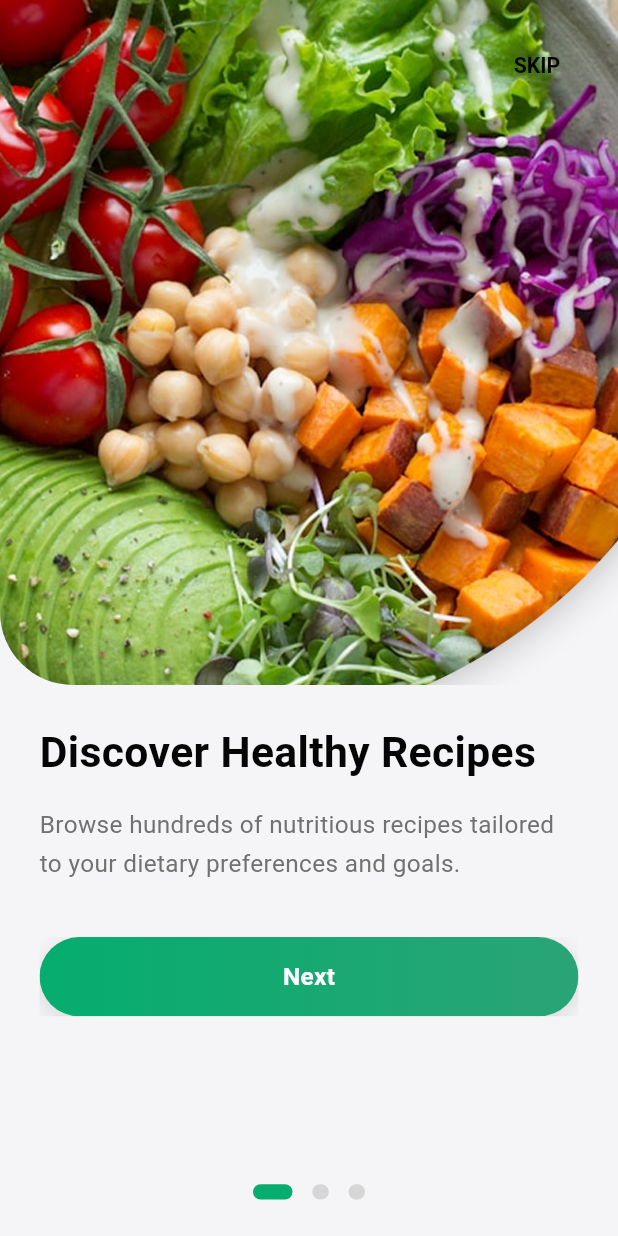
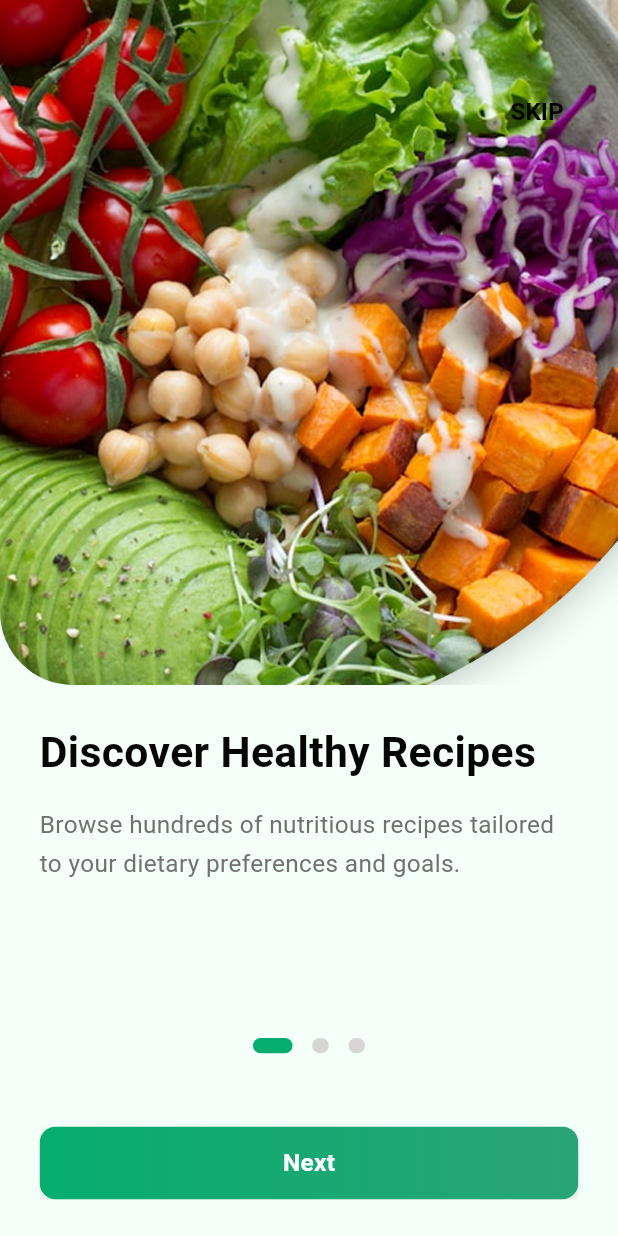
Before and after one commit to KaziAsif406/MealNexa_Meal_Planner_App, a Flutter app: the screen it shows after launch, on a phone screen of 412 x 824 dp. Run offline on Flutter 3.47's test engine with Material 3 defaults, Android fonts, the phone set to English and light mode, and no system bars; our stand-ins replace dio, flutter_screenutil, get, get_it, get_storage.

Commit message:
Onboarding Complete

```diff
--- a/lib/common_widgets/custom_button.dart
+++ b/lib/common_widgets/custom_button.dart
@@ -9,8 +9,8 @@ class CustomButton extends StatelessWidget {
     required this.label,
     required this.onPressed,
     this.width,
-    this.height = 52,
-    this.borderRadius = 30,
+    this.height = 48,
+    this.borderRadius = 11,
     this.gradient,
     this.textStyle,
     this.padding,
@@ -64,7 +64,7 @@ class CustomButton extends StatelessWidget {
               boxShadow: enabled
                   ? [
                       BoxShadow(
-                        color: Colors.black.withOpacity(0.12),
+                        color: Colors.black.withValues(alpha: 0.12),
                         blurRadius: 12,
                         offset: const Offset(0, 4),
                       ),
--- a/lib/common_widgets/custom_rich_text_button.dart
+++ b/lib/common_widgets/custom_rich_text_button.dart
@@ -1,3 +1,3 @@
-// lib/widgets/buttons/custom_rich_text_button.dart
-import 'package:flutter/material.dart';
-import '/constants/text_font_style.dart';
+// // lib/widgets/buttons/custom_rich_text_button.dart
+// import 'package:flutter/material.dart';
+// import '/constants/text_font_style.dart';
--- a/lib/common_widgets/custom_text_button.dart
+++ b/lib/common_widgets/custom_text_button.dart
@@ -1,2 +1,2 @@
-// lib/widgets/buttons/custom_text_button.dart
-import 'package:flutter/material.dart';
+// // lib/widgets/buttons/custom_text_button.dart
+// import 'package:flutter/material.dart';
--- a/lib/common_widgets/custom_textform_field.dart
+++ b/lib/common_widgets/custom_textform_field.dart
@@ -1 +1 @@
-import 'package:flutter/material.dart';
+// import 'package:flutter/material.dart';
--- a/lib/common_widgets/custom_toast.dart
+++ b/lib/common_widgets/custom_toast.dart
@@ -1,3 +1,3 @@
-import 'package:flutter/material.dart';
+// import 'package:flutter/material.dart';
 
-import '../helpers/navigation_service.dart';
+// import '../helpers/navigation_service.dart';
--- a/lib/helpers/loading_helper.dart
+++ b/lib/helpers/loading_helper.dart
@@ -1,5 +1,5 @@
-import 'package:flutter/material.dart';
-import '../common_widgets/loading_indicators.dart';
+// import 'package:flutter/material.dart';
+// import '../common_widgets/loading_indicators.dart';
 
 import 'navigation_service.dart';
 
--- a/lib/onboarding/onboarding_flow.dart
+++ b/lib/onboarding/presentation/onboarding_flow.dart
@@ -1,9 +1,9 @@
 import 'package:flutter/material.dart';
 import 'package:flutter_screenutil/flutter_screenutil.dart';
 
-import '../common_widgets/custom_button.dart';
-import '../gen/colors.gen.dart';
-import '../helpers/all_routes.dart';
+import '../../common_widgets/custom_button.dart';
+import '../../gen/colors.gen.dart';
+import '../../helpers/all_routes.dart';
 import 'widgets/onboarding_dots.dart';
 import 'widgets/onboarding_page.dart';
 
@@ -64,9 +64,8 @@ class _OnboardingFlowState extends State<OnboardingFlow> {
   @override
   Widget build(BuildContext context) {
     return Scaffold(
-      backgroundColor: AppColors.cF5F5F7,
-      body: SafeArea(
-        child: Column(
+      backgroundColor: AppColors.scaffoldColor,
+      body: Column(
         children: [
           Expanded(
             child: PageView.builder(
@@ -83,23 +82,28 @@ class _OnboardingFlowState extends State<OnboardingFlow> {
                   imageAsset: page.imageAsset,
                   title: page.title,
                   description: page.description,
-                    buttonLabel: page.buttonLabel,
                   showSkip: index < _pages.length - 1,
                   onSkip: _skipOnboarding,
-                    onButtonTap: _goToNextPage,
                 );
               },
             ),
           ),
           Padding(
-              padding: EdgeInsets.only(bottom: 24.h),
+            padding: EdgeInsets.symmetric(vertical: 24.h),
             child: OnboardingDots(
               count: _pages.length,
               activeIndex: _currentPage,
             ),
           ),
+          Padding(
+            padding: EdgeInsets.symmetric(horizontal: 24.w, vertical: 24.h),
+            child: CustomButton(
+              label: _pages[_currentPage].buttonLabel,
+              onPressed: _goToNextPage,
+              width: double.infinity,
+            ),
+          ),
         ],
-        ),
       ),
     );
   }
--- a/lib/onboarding/widgets/onboarding_dots.dart
+++ b/lib/onboarding/presentation/widgets/onboarding_dots.dart
@@ -1,7 +1,7 @@
 import 'package:flutter/material.dart';
 import 'package:flutter_screenutil/flutter_screenutil.dart';
 
-import '../../gen/colors.gen.dart';
+import '../../../gen/colors.gen.dart';
 
 class OnboardingDots extends StatelessWidget {
   const OnboardingDots({
--- a/lib/onboarding/widgets/onboarding_page.dart
+++ b/lib/onboarding/presentation/widgets/onboarding_page.dart
@@ -1,8 +1,7 @@
 import 'package:flutter/material.dart';
 import 'package:flutter_screenutil/flutter_screenutil.dart';
 
-import '../../common_widgets/custom_button.dart';
-import '../../gen/colors.gen.dart';
+import '../../../gen/colors.gen.dart';
 
 class OnboardingPage extends StatelessWidget {
   const OnboardingPage({
@@ -10,8 +9,6 @@ class OnboardingPage extends StatelessWidget {
     required this.imageAsset,
     required this.title,
     required this.description,
-    required this.buttonLabel,
-    required this.onButtonTap,
     this.showSkip = true,
     this.onSkip,
   });
@@ -19,8 +16,6 @@ class OnboardingPage extends StatelessWidget {
   final String imageAsset;
   final String title;
   final String description;
-  final String buttonLabel;
-  final VoidCallback onButtonTap;
   final bool showSkip;
   final VoidCallback? onSkip;
 
@@ -46,13 +41,13 @@ class OnboardingPage extends StatelessWidget {
               if (showSkip && onSkip != null)
                 Positioned(
                   right: 20.w,
-                  top: 20.h,
+                  top: 50.h,
                   child: TextButton(
                     onPressed: onSkip,
                     style: TextButton.styleFrom(
                       foregroundColor: AppColors.c050505,
                       textStyle: TextStyle(
-                        fontSize: 14.sp,
+                        fontSize: 16.sp,
                         fontWeight: FontWeight.w600,
                       ),
                     ),
@@ -85,11 +80,6 @@ class OnboardingPage extends StatelessWidget {
                   ),
                 ),
                 SizedBox(height: 36.h),
-                CustomButton(
-                  label: buttonLabel,
-                  onPressed: onButtonTap,
-                  width: double.infinity,
-                ),
               ],
             ),
           ),
```
Also changed, not shown: lib/common_widgets/app_network_image.dart (+5 -4 lines), lib/common_widgets/custom_appbar.dart (+5 -5 lines), lib/common_widgets/loading_indicators.dart (+5 -5 lines), lib/common_widgets/no_data_widget.dart (+5 -5 lines), lib/common_widgets/not_found_widget.dart (+5 -5 lines), lib/common_widgets/waiting_widget.dart (+5 -5 lines), lib/helpers/all_routes.dart (+11 -1 lines), lib/helpers/error_message_handler.dart (+5 -5 lines), lib/helpers/time_converter.dart (+34 -34 lines), lib/loading_screen.dart (+1 -9 lines), lib/networks/rx_base.dart (+30 -30 lines). Lines whose indentation alone changed are shown as unchanged.
